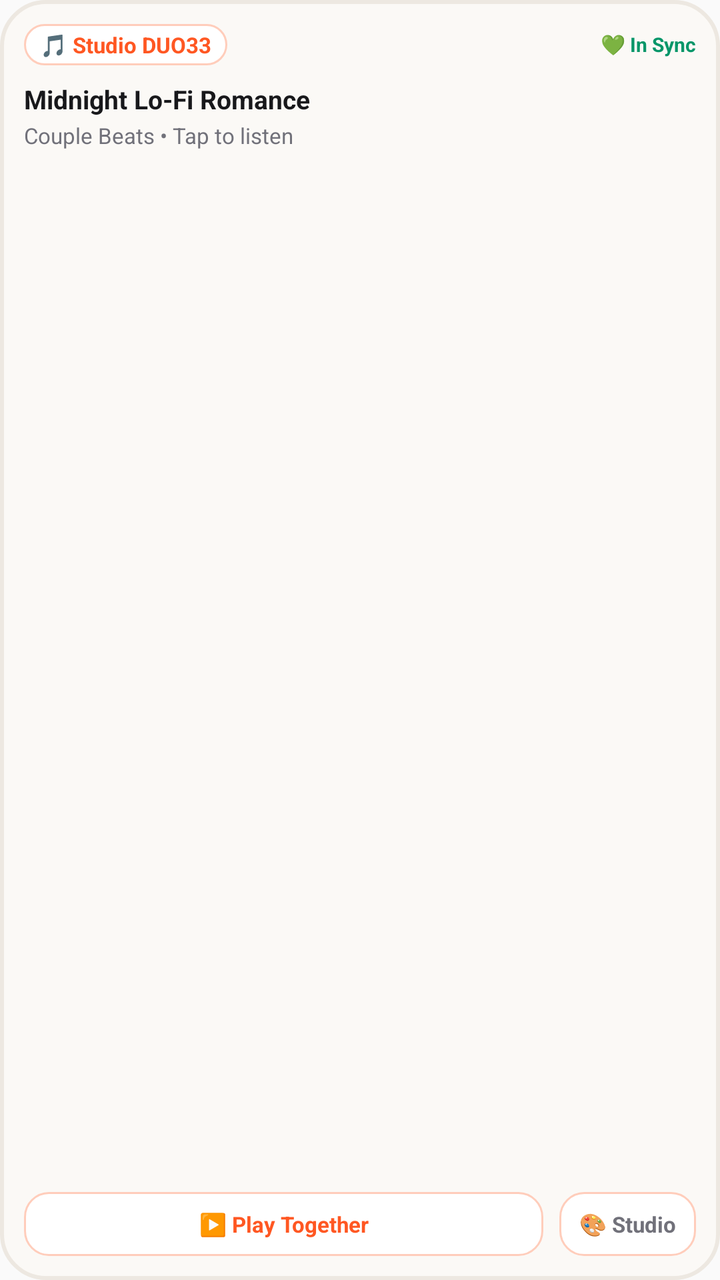
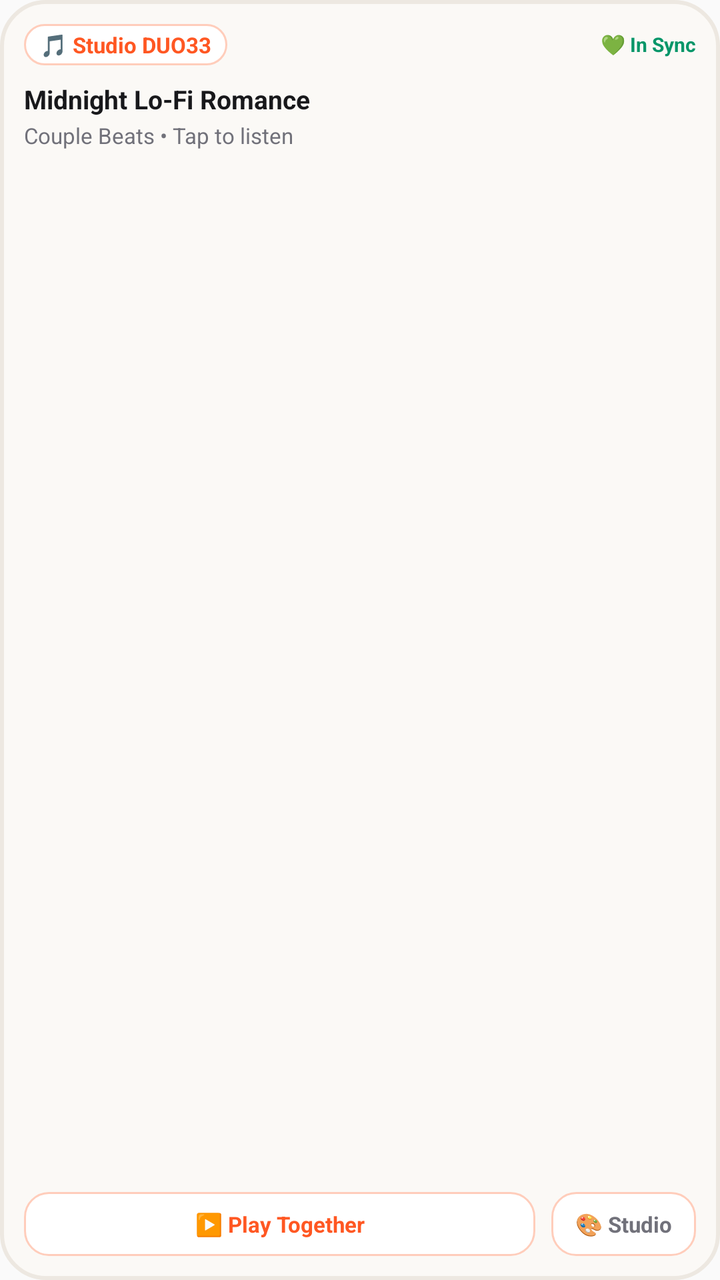

An Android layout rendered at two revisions. The XML below is the earlier revision; the diff shows what the commit changed to produce the second picture.
<!-- AndroidManifest.xml: application theme AppTheme -->
<!-- res/layout/widget_partner_music.xml -->
<?xml version="1.0" encoding="utf-8"?>
<RelativeLayout xmlns:android="http://schemas.android.com/apk/res/android"
    android:id="@+id/music_widget_root"
    android:layout_width="match_parent"
    android:layout_height="match_parent"
    android:background="@drawable/widget_rounded_bg"
    android:padding="12dp">

    
    <LinearLayout
        android:id="@+id/music_widget_header"
        android:layout_width="match_parent"
        android:layout_height="wrap_content"
        android:layout_alignParentTop="true"
        android:orientation="horizontal"
        android:gravity="center_vertical">

        <TextView
            android:id="@+id/music_widget_room_code"
            android:layout_width="wrap_content"
            android:layout_height="wrap_content"
            android:background="@drawable/widget_pill_bg"
            android:paddingStart="8dp"
            android:paddingTop="3dp"
            android:paddingEnd="8dp"
            android:paddingBottom="3dp"
            android:text="🎵 Studio DUO33"
            android:textColor="#FF5722"
            android:textStyle="bold"
            android:textSize="11sp" />

        <View
            android:layout_width="0dp"
            android:layout_height="1dp"
            android:layout_weight="1" />

        <TextView
            android:id="@+id/music_widget_sync_badge"
            android:layout_width="wrap_content"
            android:layout_height="wrap_content"
            android:text="💚 In Sync"
            android:textColor="#059669"
            android:textStyle="bold"
            android:textSize="10sp" />
    </LinearLayout>

    
    <LinearLayout
        android:id="@+id/music_widget_track_info"
        android:layout_width="match_parent"
        android:layout_height="wrap_content"
        android:layout_below="@id/music_widget_header"
        android:layout_marginTop="8dp"
        android:orientation="vertical">

        <TextView
            android:id="@+id/music_widget_track_title"
            android:layout_width="match_parent"
            android:layout_height="wrap_content"
            android:text="Midnight Lo-Fi Romance"
            android:textColor="#18181B"
            android:textStyle="bold"
            android:textSize="13sp"
            android:maxLines="1"
            android:ellipsize="end" />

        <TextView
            android:id="@+id/music_widget_track_artist"
            android:layout_width="match_parent"
            android:layout_height="wrap_content"
            android:layout_marginTop="2dp"
            android:text="Couple Beats • Tap to listen"
            android:textColor="#71717A"
            android:textSize="11sp"
            android:maxLines="1"
            android:ellipsize="end" />
    </LinearLayout>

    
    <LinearLayout
        android:id="@+id/music_widget_controls"
        android:layout_width="match_parent"
        android:layout_height="wrap_content"
        android:layout_alignParentBottom="true"
        android:orientation="horizontal"
        android:gravity="center_vertical">

        
        <TextView
            android:id="@+id/music_widget_toggle_btn"
            android:layout_width="0dp"
            android:layout_height="32dp"
            android:layout_weight="1"
            android:background="@drawable/widget_pill_bg"
            android:gravity="center"
            android:text="▶️ Play Together"
            android:textColor="#FF5722"
            android:textStyle="bold"
            android:textSize="11sp" />

        
        <View
            android:layout_width="8dp"
            android:layout_height="1dp" />

        
        <TextView
            android:id="@+id/music_widget_studio_btn"
            android:layout_width="wrap_content"
            android:layout_height="32dp"
            android:background="@drawable/widget_pill_bg"
            android:paddingStart="10dp"
            android:paddingEnd="10dp"
            android:gravity="center"
            android:text="🎨 Studio"
            android:textColor="#71717A"
            android:textStyle="bold"
            android:textSize="11sp" />
    </LinearLayout>

</RelativeLayout>
<!-- resources referenced by this layout -->
<resources>
  <!-- drawable widget_pill_bg (drawable) -->
  <?xml version="1.0" encoding="utf-8"?>
  <shape xmlns:android="http://schemas.android.com/apk/res/android"
      android:shape="rectangle">
      <solid android:color="#FFFFFF" />
      <corners android:radius="12dp" />
      <stroke
          android:width="1dp"
          android:color="#FFCDBB" />
  </shape>
  <!-- drawable widget_rounded_bg (drawable) -->
  <?xml version="1.0" encoding="utf-8"?>
  <shape xmlns:android="http://schemas.android.com/apk/res/android"
      android:shape="rectangle">
      <solid android:color="#FBF9F6" />
      <corners android:radius="22dp" />
      <stroke
          android:width="2dp"
          android:color="#EDE8E1" />
  </shape>
  <style name="AppTheme" parent="Theme.AppCompat.Light.DarkActionBar">
          
          <item name="colorPrimary">@color/colorPrimary</item>
          <item name="colorPrimaryDark">@color/colorPrimaryDark</item>
          <item name="colorAccent">@color/colorAccent</item>
      </style>
  <color name="colorPrimary">#FF5722</color>
  <color name="colorPrimaryDark">#E64A19</color>
  <color name="colorAccent">#FF7043</color>
</resources>

<!-- the commit's change to res/layout/widget_partner_music.xml (unified diff, before → after) -->
@@ -7,18 +7,18 @@
     android:padding="12dp">
 
     
-    <LinearLayout
+    <RelativeLayout
         android:id="@+id/music_widget_header"
         android:layout_width="match_parent"
         android:layout_height="wrap_content"
-        android:layout_alignParentTop="true"
-        android:orientation="horizontal"
-        android:gravity="center_vertical">
+        android:layout_alignParentTop="true">
 
         <TextView
             android:id="@+id/music_widget_room_code"
             android:layout_width="wrap_content"
             android:layout_height="wrap_content"
+            android:layout_alignParentStart="true"
+            android:layout_centerVertical="true"
             android:background="@drawable/widget_pill_bg"
             android:paddingStart="8dp"
             android:paddingTop="3dp"
@@ -29,20 +29,17 @@
             android:textStyle="bold"
             android:textSize="11sp" />
 
-        <View
-            android:layout_width="0dp"
-            android:layout_height="1dp"
-            android:layout_weight="1" />
-
         <TextView
             android:id="@+id/music_widget_sync_badge"
             android:layout_width="wrap_content"
             android:layout_height="wrap_content"
+            android:layout_alignParentEnd="true"
+            android:layout_centerVertical="true"
             android:text="💚 In Sync"
             android:textColor="#059669"
             android:textStyle="bold"
             android:textSize="10sp" />
-    </LinearLayout>
+    </RelativeLayout>
 
     
     <LinearLayout
@@ -91,6 +88,7 @@
             android:layout_width="0dp"
             android:layout_height="32dp"
             android:layout_weight="1"
+            android:layout_marginEnd="8dp"
             android:background="@drawable/widget_pill_bg"
             android:gravity="center"
             android:text="▶️ Play Together"
@@ -99,18 +97,13 @@
             android:textSize="11sp" />
 
         
-        <View
-            android:layout_width="8dp"
-            android:layout_height="1dp" />
-
-        
         <TextView
             android:id="@+id/music_widget_studio_btn"
             android:layout_width="wrap_content"
             android:layout_height="32dp"
             android:background="@drawable/widget_pill_bg"
-            android:paddingStart="10dp"
-            android:paddingEnd="10dp"
+            android:paddingStart="12dp"
+            android:paddingEnd="12dp"
             android:gravity="center"
             android:text="🎨 Studio"
             android:textColor="#71717A"
